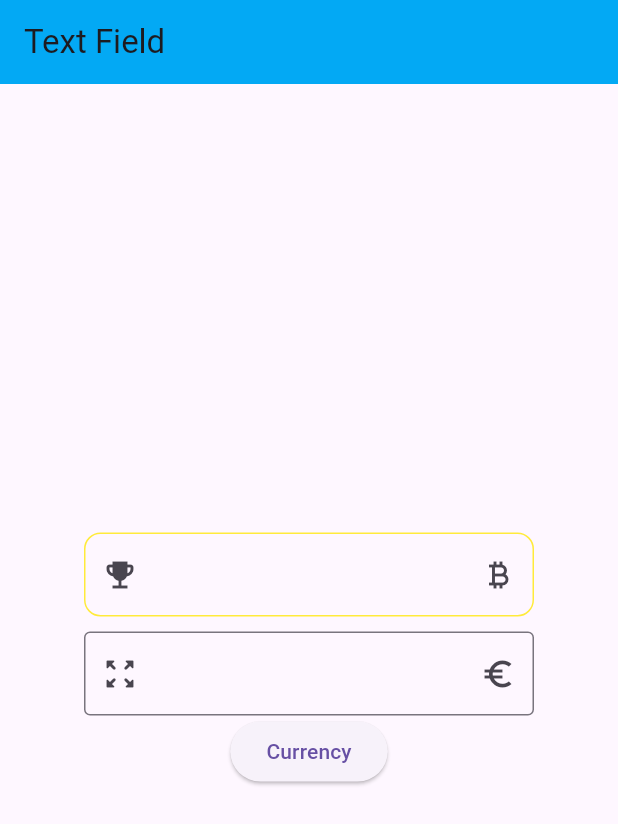
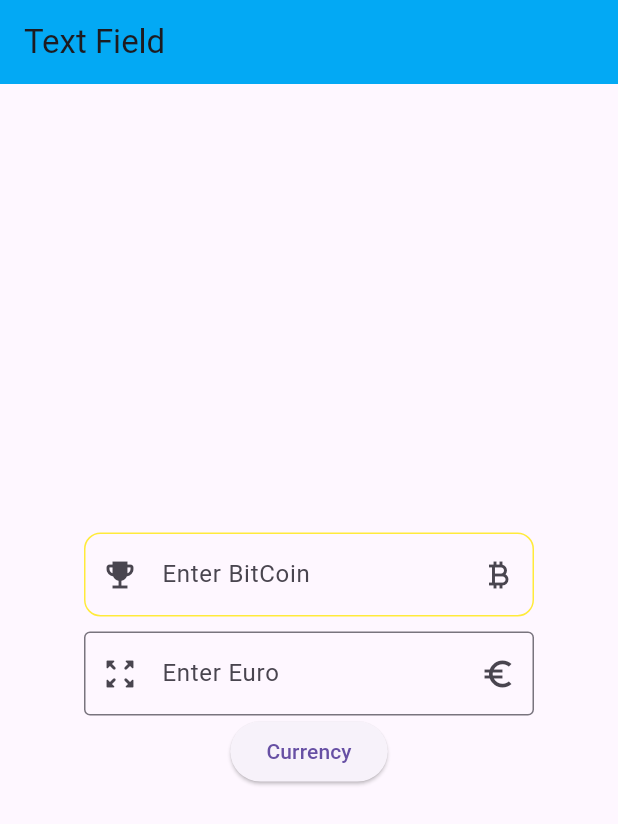
Before and after one commit to Piyushbhatt7/Flutter-Widgets, a Flutter app: the screen it shows after launch, on a phone screen of 412 x 824 dp. Shown: the top 824 px of the screen. Run offline on Flutter 3.47's test engine with Material 3 defaults, Android fonts, the phone set to English and light mode, and no system bars.

Commit message:
hintText: "Enter BitCoin",

```diff
--- a/lib/Text Field.dart
+++ b/lib/Text Field.dart
@@ -26,9 +26,11 @@ class Text_Field extends StatelessWidget {
               TextField(
 
                 controller: bitcoin,  // used to hide personal information
-               // obscureText: true, // it hide by ( . )
+                obscureText: true, // it hide by ( . )
+               obscuringCharacter: '*', // it hide by *
                // enabled: false,     // you can't write on next text filed
                   decoration: InputDecoration(
+                    hintText: "Enter BitCoin",
                     focusedBorder: OutlineInputBorder(
                         borderRadius: BorderRadius.circular(11),
                       borderSide: BorderSide(
@@ -63,6 +65,7 @@ class Text_Field extends StatelessWidget {
                 obscureText: true,     // used to hide personal information from the text
                 controller: euro,
                   decoration: InputDecoration(
+                     hintText: "Enter Euro",
                     focusedBorder: OutlineInputBorder(
                           borderRadius: BorderRadius.circular(11),
                       borderSide: BorderSide(
```
